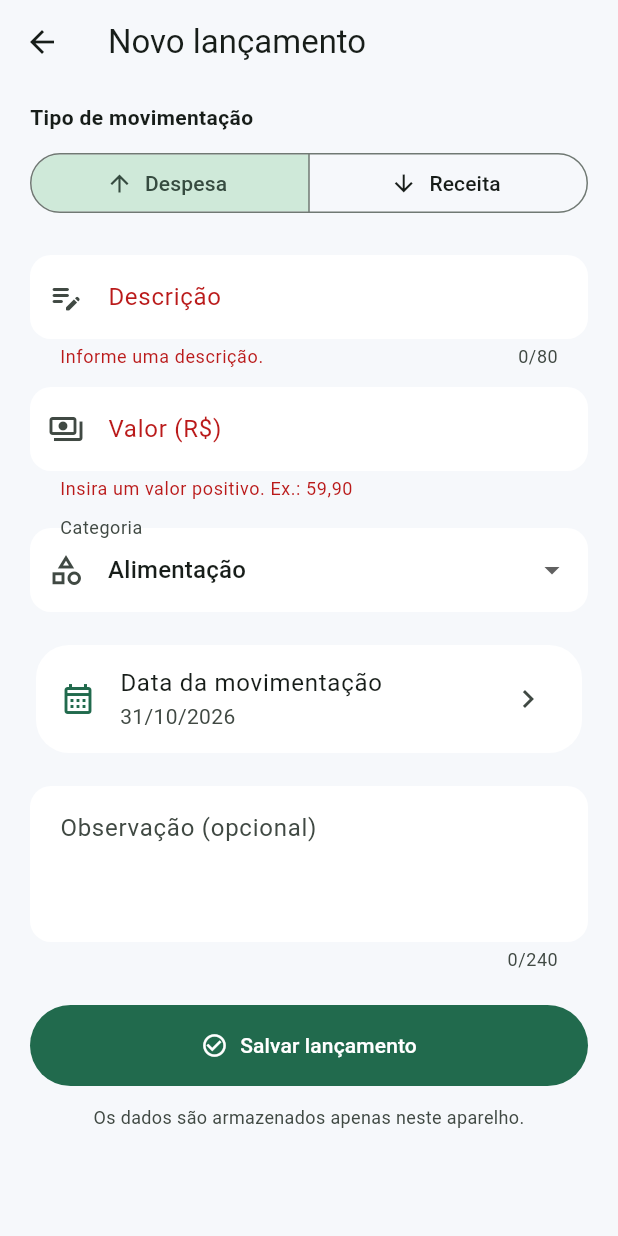
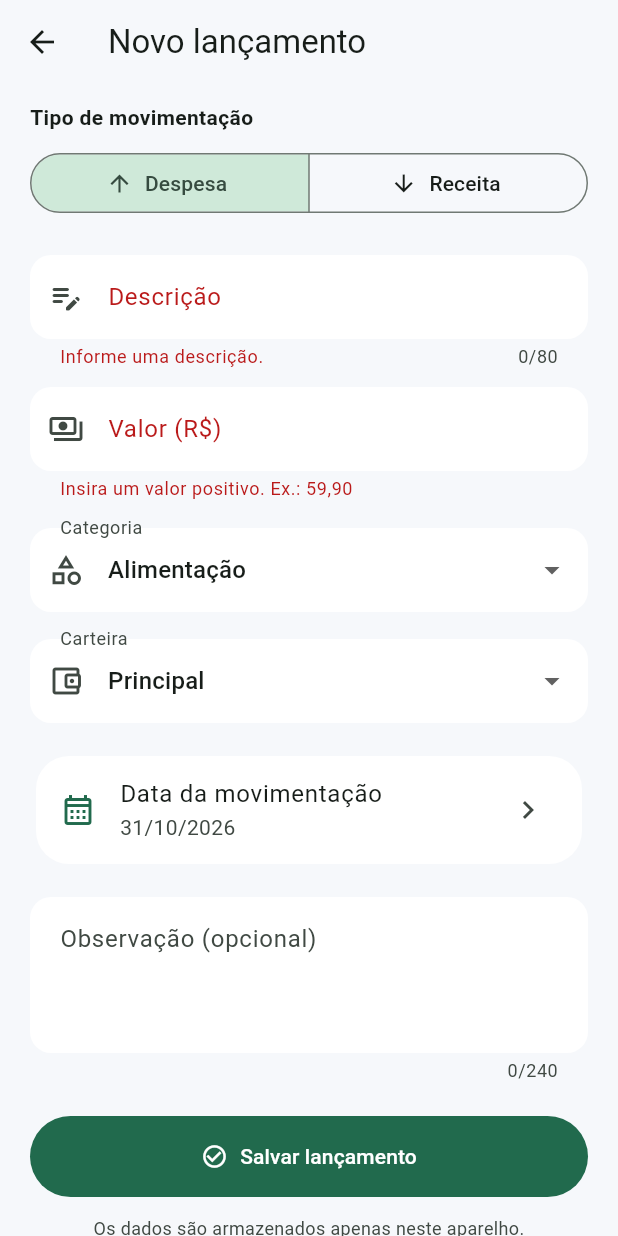
Before and after one commit to thealbum0207-art/fincontrol, a Flutter app: the TransactionFormPage screen opened directly, after a tap on "Salvar lançamento", on a phone screen of 412 x 824 dp. Run offline on Flutter 3.47's test engine with Material 3 defaults, Android fonts, the phone set to English and light mode, and no system bars; our stand-ins replace flutter_secure_storage, google_mobile_ads, local_auth, share_plus, sqflite; accounts and stored records are empty.

Commit message:
feat(v3): connect wallets and app lock to existing finance screens

```diff
--- a/lib/screens/transaction_form_page.dart
+++ b/lib/screens/transaction_form_page.dart
@@ -4,6 +4,7 @@ import 'package:flutter/services.dart';
 import '../core/dates.dart';
 import '../core/money.dart';
 import '../data/finance_db.dart';
+import '../data/v3_store.dart';
 import '../models/fin_transaction.dart';
 
 class TransactionFormPage extends StatefulWidget {
@@ -23,6 +24,8 @@ class _TransactionFormPageState extends State<TransactionFormPage> {
   late String _category;
   late DateTime _date;
   bool _saving = false;
+  int _walletId = 1;
+  List<Map<String, Object?>> _wallets = [{'id': 1, 'name': 'Principal'}];
 
   @override
   void initState() {
@@ -36,6 +39,16 @@ class _TransactionFormPageState extends State<TransactionFormPage> {
     _kind = existing?.kind ?? TransactionKind.expense;
     _category = existing?.category ?? categoriesFor(_kind).first;
     _date = existing?.date ?? DateTime.now();
+    _walletId = existing?.walletId ?? 1;
+    _loadWallets();
+  }
+
+  Future<void> _loadWallets() async {
+    try {
+      final wallets = await V3Store.rows('wallets', orderBy: 'id');
+      if (!mounted) return;
+      setState(() { _wallets = wallets; });
+    } catch (_) { /* Continue with the default wallet. */ }
   }
 
   @override
@@ -70,6 +83,7 @@ class _TransactionFormPageState extends State<TransactionFormPage> {
         category: _category,
         date: _date,
         note: _note.text.trim(),
+        walletId: _walletId,
       ));
       if (!mounted) return;
       Navigator.of(context).pop(true);
@@ -152,6 +166,19 @@ class _TransactionFormPageState extends State<TransactionFormPage> {
                     },
                   ),
                   const SizedBox(height: 18),
+                  DropdownButtonFormField<int>(
+                    key: ValueKey(_walletId),
+                    initialValue: _walletId,
+                    isExpanded: true,
+                    decoration: const InputDecoration(
+                      labelText: 'Carteira',
+                      prefixIcon: Icon(Icons.account_balance_wallet_outlined)),
+                    items: _wallets.map((wallet) => DropdownMenuItem<int>(
+                      value: wallet['id'] as int,
+                      child: Text(wallet['name'] as String))).toList(),
+                    onChanged: (v) { if (v != null) setState(() => _walletId = v); },
+                  ),
+                  const SizedBox(height: 18),
                   Card(
                     child: ListTile(
                       leading: Icon(Icons.calendar_month_outlined, color: scheme.primary),
```
